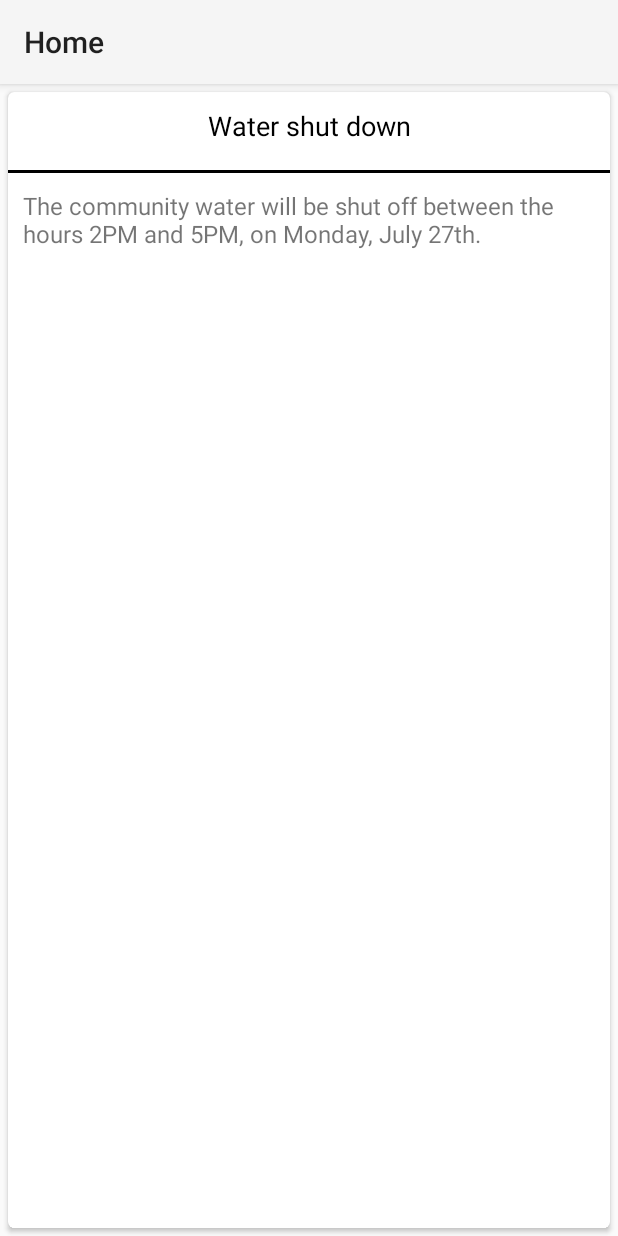
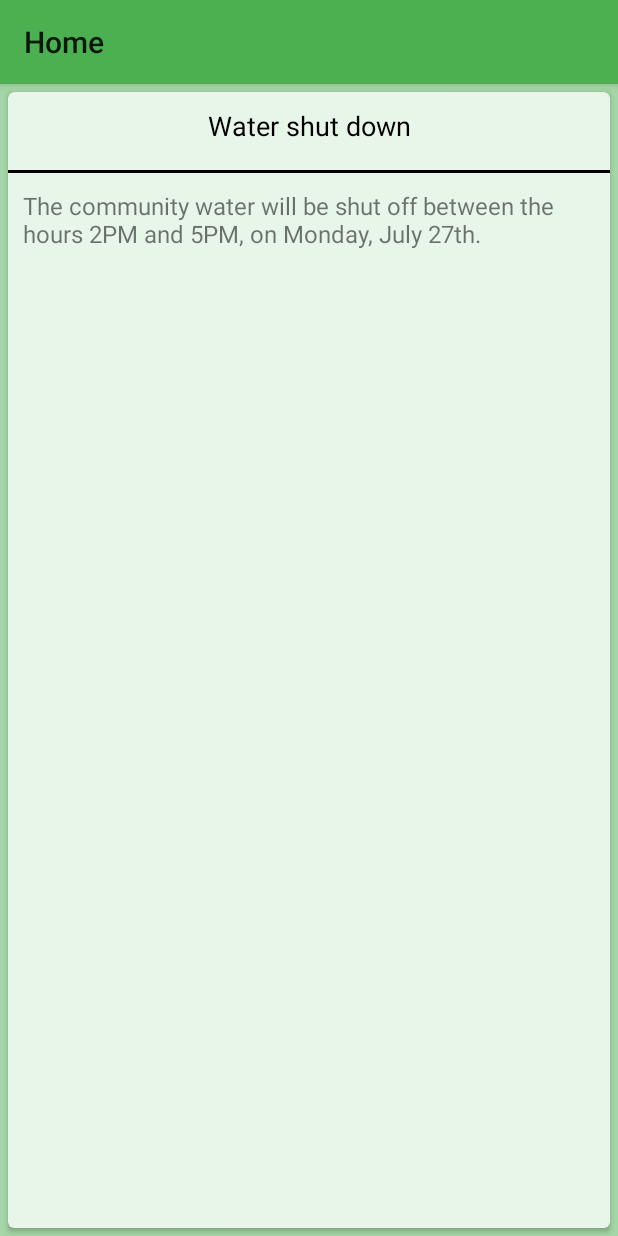
Before and after one commit to nnam-ibe/Hominator, an Android app: the screen it shows after launch (HomePage), on a phone screen of 412 x 824 dp. Run offline under Robolectric (Android 15) with nearby library versions, the phone set to English and light mode, and no system bars; 1 statement that could not run was skipped.

Commit message:
other stuff

```diff
--- a/app/src/main/java/seg/user/interface3125/thehominator/HomePage.java
+++ b/app/src/main/java/seg/user/interface3125/thehominator/HomePage.java
@@ -63,15 +63,14 @@ public class HomePage extends Activity
         mDrawerLayout = (DrawerLayout) findViewById(R.id.drawer_layout);
         mDrawerList = (ListView) findViewById(R.id.left_drawer);
 
-        ObjectDrawerItem[] drawerItem = new ObjectDrawerItem[7];
+        ObjectDrawerItem[] drawerItem = new ObjectDrawerItem[6];
 
         drawerItem[0] = new ObjectDrawerItem(R.drawable.ic_home_black_24dp, "Home");
-        drawerItem[1] = new ObjectDrawerItem(R.drawable.ic_drawer, "Home Emergency");
-        drawerItem[2] = new ObjectDrawerItem(R.drawable.ic_drawer, "File A Complaint");
+        drawerItem[1] = new ObjectDrawerItem(R.drawable.ic_warning_black_24dp, "Home Emergency");
+        drawerItem[2] = new ObjectDrawerItem(R.drawable.ic_thumb_down_black_24dp, "File A Complaint");
         drawerItem[3] = new ObjectDrawerItem(R.drawable.ic_build_black_24dp, "Request A Service");
         drawerItem[4] = new ObjectDrawerItem(R.drawable.ic_payment_black_18dp, "Bills");
-        drawerItem[5] = new ObjectDrawerItem(R.drawable.ic_settings_black_18dp, "Settings");
-        drawerItem[6] = new ObjectDrawerItem(R.drawable.ic_exit_to_app_black_24dp, "Logout");
+        drawerItem[5] = new ObjectDrawerItem(R.drawable.ic_exit_to_app_black_24dp, "Logout");
         DrawerItemCustomAdapter adapter = new DrawerItemCustomAdapter(this, R.layout.listview_item_row, drawerItem);
 
         mDrawerList.setAdapter(adapter);
--- a/app/src/main/res/layout/activity_contact_us.xml
+++ b/app/src/main/res/layout/activity_contact_us.xml
@@ -14,6 +14,7 @@
     <android.support.v7.widget.CardView
         android:layout_width="match_parent"
         android:layout_height="wrap_content"
+        card_view:cardBackgroundColor="@color/colorCards"
         card_view:cardPreventCornerOverlap="false"
         card_view:cardUseCompatPadding="true"
         android:id="@+id/cardView"
--- a/app/src/main/res/layout/feed_card_layout.xml
+++ b/app/src/main/res/layout/feed_card_layout.xml
@@ -7,6 +7,7 @@
         xmlns:android="http://schemas.android.com/apk/res/android"
         android:id="@+id/card_view"
         android:layout_width="match_parent"
+        card_view:cardBackgroundColor="@color/colorCards"
         android:layout_height="match_parent"
         card_view:cardCornerRadius="4dp"
         android:layout_margin="5dp">
--- a/app/src/main/res/layout/fragment_bills.xml
+++ b/app/src/main/res/layout/fragment_bills.xml
@@ -2,5 +2,9 @@
 <LinearLayout xmlns:android="http://schemas.android.com/apk/res/android"
     android:orientation="vertical" android:layout_width="match_parent"
     android:layout_height="match_parent">
-
+    <android.support.v7.widget.RecyclerView
+        android:id="@+id/bills_recycler_view"
+        android:scrollbars="vertical"
+        android:layout_width="match_parent"
+        android:layout_height="match_parent"/>
 </LinearLayout>
--- a/app/src/main/res/layout/fragment_complaint.xml
+++ b/app/src/main/res/layout/fragment_complaint.xml
@@ -30,6 +30,7 @@
         android:layout_width="match_parent"
         android:layout_height="wrap_content"
         android:paddingTop="20dp"
+        card_view:cardBackgroundColor="@color/colorCards"
         android:layout_below="@+id/complaintSpinner"
         card_view:cardPreventCornerOverlap="false"
         card_view:cardUseCompatPadding="true"
--- a/app/src/main/res/layout/fragment_service.xml
+++ b/app/src/main/res/layout/fragment_service.xml
@@ -13,6 +13,7 @@
         android:layout_height="wrap_content"
         card_view:cardPreventCornerOverlap="false"
         card_view:cardUseCompatPadding="true"
+        card_view:cardBackgroundColor="@color/colorCards"
         android:id="@+id/service_repair"
         android:onClick="repairScreen">
 
@@ -54,6 +55,7 @@
         android:layout_width="match_parent"
         android:layout_height="wrap_content"
         android:padding="10dp"
+        card_view:cardBackgroundColor="@color/colorCards"
         card_view:cardPreventCornerOverlap="false"
         card_view:cardUseCompatPadding="true"
         card_view:cardCornerRadius="4dp"
@@ -98,6 +100,7 @@
         android:layout_width="match_parent"
         android:layout_height="wrap_content"
         android:padding="10dp"
+        card_view:cardBackgroundColor="@color/colorCards"
         card_view:cardPreventCornerOverlap="false"
         card_view:cardUseCompatPadding="true"
         card_view:cardCornerRadius="4dp"
@@ -141,6 +144,7 @@
         android:id="@+id/service_call"
         android:layout_width="match_parent"
         android:layout_height="100dp"
+        card_view:cardBackgroundColor="@color/colorCards"
         android:padding="10dp"
         card_view:cardCornerRadius="4dp"
         android:onClick="contact">
--- a/app/src/main/res/values-v21/styles.xml
+++ b/app/src/main/res/values-v21/styles.xml
@@ -1,5 +1,8 @@
 <?xml version="1.0" encoding="utf-8"?>
 <resources>
     <style name="AppTheme" parent="android:Theme.Material.Light">
+        <item name="android:colorPrimary">@color/colorPrimary</item>
+        <item name="android:colorPrimaryDark">@color/colorPrimaryDark</item>
+        <item name="android:windowBackground">@color/windowBackground</item>
     </style>
 </resources>
--- a/app/src/main/res/values/strings.xml
+++ b/app/src/main/res/values/strings.xml
@@ -15,7 +15,6 @@
         <item >File A Complaint</item>
         <item >Request A Service</item>
         <item >Bills</item>
-        <item >Settings</item>
         <item >Logout</item>
     </string-array>
 
@@ -26,7 +25,6 @@
         <item >@drawable/ic_exit_to_app_black_24dp</item>
         <item>@drawable/ic_build_black_24dp</item>
         <item >@drawable/ic_payment_black_18dp</item>
-        <item >@drawable/ic_settings_black_18dp</item>
         <item >@drawable/ic_exit_to_app_black_24dp</item>
     </array>
 
@@ -106,6 +104,9 @@
         <item>Property Standards</item>
         <item>Other</item>
     </string-array>
+    <string name="rent">House rent</string>
+    <string name="amount">1000</string>
+    <string name="cancel" />
 
 
 </resources>
--- a/app/src/main/res/values/styles.xml
+++ b/app/src/main/res/values/styles.xml
@@ -3,6 +3,9 @@
     <!-- Base application theme. -->
     <style name="AppTheme" parent="android:Theme.Holo.Light.DarkActionBar">
         <!-- Customize your theme here. -->
+        <item name="android:colorPrimary">@color/colorPrimary</item>
+        <item name="android:colorPrimaryDark">@color/colorPrimaryDark</item>
+        <item name="android:windowBackground">@color/windowBackground</item>
     </style>
 
 </resources>
```
Also changed, not shown: app/src/main/java/seg/user/interface3125/thehominator/Bills_Fragment.java (+27 -1 lines).
